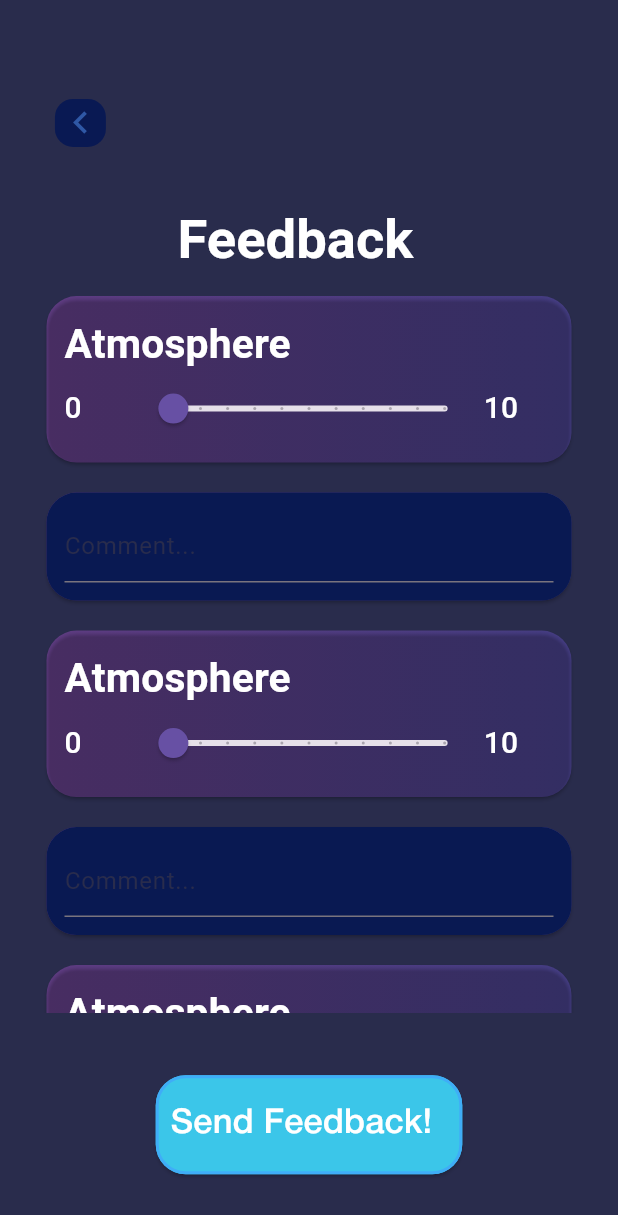
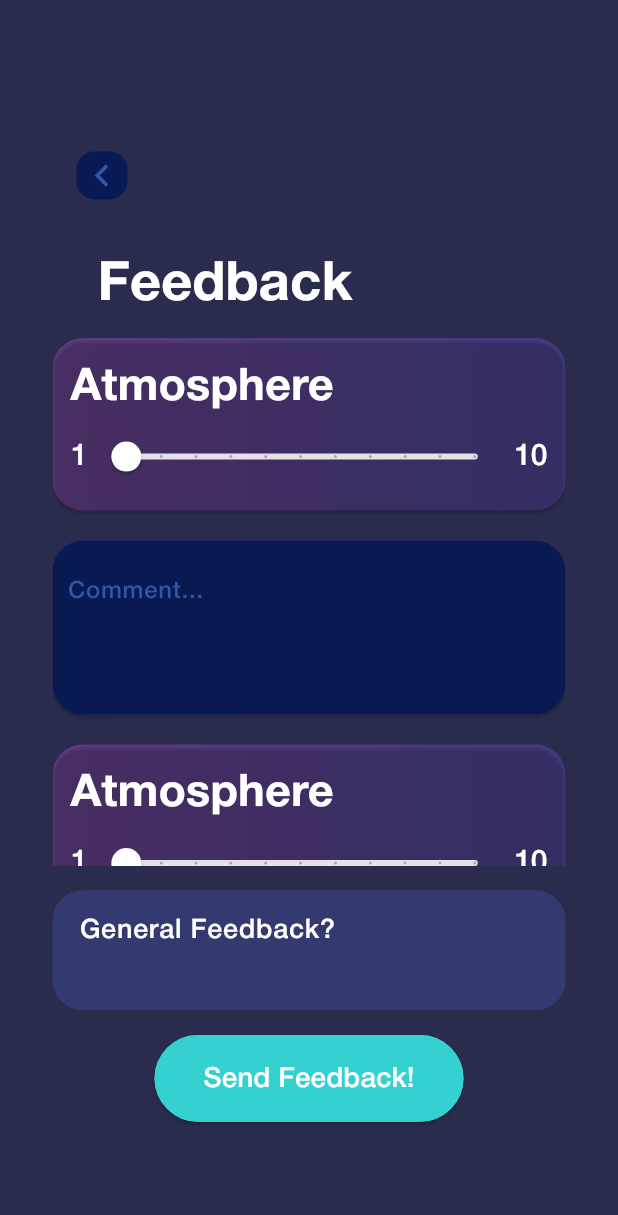
Before and after one commit to sark-khan/barfly_user, a Flutter app: the Feedbackscreen screen opened by its route, on a phone screen of 412 x 824 dp. Shown: the top 1215 px of the screen. Run offline on Flutter 3.47's test engine with Material 3 defaults, Android fonts, the light colour scheme and no system bars; our stand-ins replace dio, flutter_svg, fluttertoast, get, get_storage, google_fonts and 1 more; missing offline and left inert: jwt_decode; accounts and stored records are empty.

Commit message:
feedback screen changes

```diff
--- a/lib/components/Buttons.dart
+++ b/lib/components/Buttons.dart
@@ -1076,7 +1076,7 @@ class TicketDateButton extends StatelessWidget {
                           ),
                           Text(
                             text3,
-                            style: TextStyle(
+                            style: const TextStyle(
                               fontFamily: "Helvetica",
                               color: Colors.white,
                               fontSize: 20,
@@ -1186,33 +1186,40 @@ class _FeedBackButtonState extends State<FeedBackButton> {
                       children: [
                         Text(
                           widget.text,
-                          style: TextStyle(
-                            color: Colors.white,
-                            fontSize: getResponsiveFontSize(
-                                screenWidth, screenHeight, 30),
+                          style: const TextStyle(
+                              color: Colors.white,
+                              fontSize: 30,
                               fontWeight: FontWeight.bold,
-                          ),
+                              fontFamily: 'Helvetica'),
                         ),
                         Row(
-                          children: [
-                            Expanded(
-                              child: Text(
-                                '0',
-                                style: TextStyle(
-                                  color: Colors.white,
-                                  fontSize: 20, // Adjust fontSize as needed
-                                ),
+                          mainAxisAlignment: MainAxisAlignment.start,
+                          crossAxisAlignment: CrossAxisAlignment.center,
+                          children: [
+                            const Text(
+                              '1',
+                              style: TextStyle(
+                                  color: Colors.white,
+                                  fontSize: 20,
+                                  fontFamily:
+                                      'Helvetica' // Adjust fontSize as needed
                                   ),
                             ), // Start label
                             Expanded(
                                 flex: 5,
+                                child: SliderTheme(
+                                  data: const SliderThemeData(
+                                    thumbColor: Colors.white,
+                                    activeTrackColor: Colors.white,
+                                  ),
                                   child: Slider(
                                     value: _currentSliderValue,
                                     min: 0,
                                     max: 10,
                                     divisions:
                                         10, // Adjust divisions for finer granularity
-                                label: _currentSliderValue.round().toString(),
+                                    label:
+                                        _currentSliderValue.round().toString(),
                                     onChanged: (double value) {
                                       setState(() {
                                         _currentSliderValue = value;
@@ -1225,14 +1232,14 @@ class _FeedBackButtonState extends State<FeedBackButton> {
                                       });
                                     },
                                   ),
-                            ),
-                            Expanded(
-                              child: Text(
+                                )),
+                            const Text(
                               '10',
                               style: TextStyle(
                                   color: Colors.white,
-                                  fontSize: 20, // Adjust fontSize as needed
-                                ),
+                                  fontSize: 20,
+                                  fontFamily:
+                                      'Helvetica' // Adjust fontSize as needed
                                   ),
                             ), // End label
                           ],
@@ -1277,9 +1284,13 @@ class FeedBackTextButton extends StatefulWidget {
     this.horizontalPadding = 25.0,
     this.buttonBackgroundColor = AppColors.backgroundColor,
     this.gradient = const LinearGradient(
-      colors: [Color(0xFF623E87), Color(0xFF473F88)],
       begin: Alignment.centerLeft,
       end: Alignment.centerRight,
+      colors: [
+        // Dark Blue
+        Color(0xFF473F88),
+        Color(0xFF623E87), // Blue/Purple
+      ],
     ),
     required this.updateTotalValue,
     this.selectedValue = 0,
@@ -1331,29 +1342,38 @@ class _FeedBackTextButtonState extends State<FeedBackTextButton> {
                       ),
                     )
                   : Padding(
-                    padding: const EdgeInsets.symmetric(
-                        vertical: 10, horizontal: 10),
+                      padding: const EdgeInsets.all(8.0),
                       child: Column(
                         crossAxisAlignment: CrossAxisAlignment.start,
                         mainAxisAlignment: MainAxisAlignment.start,
                         children: [
-                        TextField(
+                          Container(
+                            height: 96,
+                            child: TextField(
+                              maxLines: null,
                               style: const TextStyle(
-                              color: Colors.white), // Set the text color
+                                  color: Colors.white,
+                                  fontFamily: 'Helvetica' // Set the text color
+                                  ),
                               decoration: const InputDecoration(
                                 hintText: 'Comment...',
                                 hintStyle: TextStyle(
-                                color: Color(0xFF292C4C)), // Set the hint color
+                                    color: Color(0xFF2F58A6),
+                                    fontFamily:
+                                        'Helvetica' // Set the hint color
+                                    ),
+                                border:
+                                    InputBorder.none, // Remove the underline
                               ),
                               onChanged: (text) {
                                 widget.updateTotalValue(
                                     _currentSliderValue, 'Param1', 'Param2');
                               },
+                            ),
                           )
                         ],
                       ),
-                  ),
-          ),
+                    )),
         ),
       ),
     );
@@ -1748,7 +1768,7 @@ class TicketQrPickupButton extends StatelessWidget {
                                 Padding(
                                   padding: const EdgeInsets.only(left: 30.0),
                                   child: Container(
-                                    padding: EdgeInsets.symmetric(
+                                    padding: const EdgeInsets.symmetric(
                                         horizontal: 20,
                                         vertical:
                                             2), // Adjust padding as needed
@@ -1765,7 +1785,7 @@ class TicketQrPickupButton extends StatelessWidget {
                                     ),
                                     child: Text(
                                       text1,
-                                      style: TextStyle(
+                                      style: const TextStyle(
                                           color: Colors.white, // Text color
                                           fontSize: 30,
                                           fontWeight: FontWeight.bold,
@@ -1796,7 +1816,7 @@ class TicketQrPickupButton extends StatelessWidget {
                                         ),
                                         child: Text(
                                           text2,
-                                          style: TextStyle(
+                                          style: const TextStyle(
                                               color: Colors.white,
                                               fontSize: 30,
                                               fontWeight: FontWeight.w100,
@@ -1810,7 +1830,7 @@ class TicketQrPickupButton extends StatelessWidget {
                                         child: Text(
                                           text3,
                                           softWrap: true,
-                                          style: TextStyle(
+                                          style: const TextStyle(
                                               color: Colors.white,
                                               fontSize: 30,
                                               fontWeight: FontWeight.w100,
@@ -1847,7 +1867,7 @@ class TicketQrPickupButton extends StatelessWidget {
                                     child: Text(
                                       'Picked up at ${text4}',
                                       softWrap: true,
-                                      style: TextStyle(
+                                      style: const TextStyle(
                                         color: Colors.white,
                                         fontSize: 20,
                                         fontWeight: FontWeight.w100,
@@ -1860,8 +1880,9 @@ class TicketQrPickupButton extends StatelessWidget {
                           ),
                         ),
                         // Button placed on top of the translucent content
-                        Center(
-                          child: Positioned(
+                        Positioned(
+                          top: 210,
+                          left: 72,
                           child: ElevatedButton(
                             onPressed: () {},
                             style: ElevatedButton.styleFrom(
@@ -1904,7 +1925,6 @@ class TicketQrPickupButton extends StatelessWidget {
                             ),
                           ),
                         ),
-                        ),
                       ],
                     )),
         ),
--- a/lib/screens/FeedBackScreen.dart
+++ b/lib/screens/FeedBackScreen.dart
@@ -14,10 +14,10 @@ class Feedbackscreen extends StatelessWidget {
 
     return Scaffold(
       body: Padding(
-        padding: EdgeInsets.symmetric(
-          horizontal: screenWidth * 0.05, // Responsive horizontal padding
-        ),
+        padding: EdgeInsets.all(35.0),
         child: Column(
+          mainAxisAlignment: MainAxisAlignment.start,
+          crossAxisAlignment: CrossAxisAlignment.start,
           children: [
             SizedBox(height: screenHeight * 0.08),
             Row(
@@ -53,7 +53,8 @@ class Feedbackscreen extends StatelessWidget {
               ],
             ),
             SizedBox(height: 40),
-            Center(
+            Container(
+              margin: const EdgeInsets.only(left: 30),
               child: RichText(
                 text: TextSpan(
                   style: TextStyle(
@@ -62,11 +63,10 @@ class Feedbackscreen extends StatelessWidget {
                         getResponsiveFontSize(screenWidth, screenHeight, 40),
                   ),
                   children: [
-                    const TextSpan(
-                      text: "Feedback  ",
+                    TextSpan(
+                      text: "Feedback",
                       style: TextStyle(
-                        fontWeight: FontWeight.bold,
-                      ),
+                          fontWeight: FontWeight.bold, fontFamily: 'Helvetica'),
                     ),
                   ],
                 ),
@@ -78,6 +78,7 @@ class Feedbackscreen extends StatelessWidget {
                 padding: const EdgeInsets.only(bottom: 40),
                 child: Column(
                   crossAxisAlignment: CrossAxisAlignment.start,
+                  mainAxisAlignment: MainAxisAlignment.start,
                   children: [
                     Center(
                       child: Wrap(
@@ -193,7 +194,42 @@ class Feedbackscreen extends StatelessWidget {
                 ),
               ),
             ),
-            SizedBox(height: screenHeight * 0.05),
+            SizedBox(height: screenHeight * 0.02),
+            Center(
+              child: Container(
+                height: 80,
+                width: 350,
+                decoration: BoxDecoration(
+                  color: const Color(
+                      0xFF34396F), // Background color of the text field container
+                  borderRadius: BorderRadius.circular(20.0), // Rounded corners
+                  border: Border.all(
+                    color: Color(0xFF34396F), // Border color
+                    width: 2.0, // Border width
+                  ),
+                ),
+                child: const TextField(
+                  maxLines: null,
+                  style: const TextStyle(
+                    fontSize: 18,
+                    fontFamily: 'Helvetica',
+                    color: Colors.white, // Set the text color
+                  ),
+                  decoration: const InputDecoration(
+                    hintText: 'General Feedback?',
+                    hintStyle: TextStyle(
+                      fontFamily: 'Helvetica',
+                      color: Colors.white, // Set the hint color
+                    ),
+                    border: InputBorder.none, // Remove the underline
+                    contentPadding: EdgeInsets.symmetric(
+                        horizontal: 16.0,
+                        vertical: 12.0), // Padding inside the text field
+                  ),
+                ),
+              ),
+            ),
+            SizedBox(height: screenHeight * 0.02),
             Center(
               child: SizedBox(
                 width: screenWidth * 0.5, // Adjust width as needed
@@ -203,30 +239,36 @@ class Feedbackscreen extends StatelessWidget {
                     style: ElevatedButton.styleFrom(
                       padding: EdgeInsets.symmetric(
                           vertical: screenHeight * 0.02), // Responsive padding
-                      backgroundColor: Color.fromARGB(255, 59, 198, 233),
+                      backgroundColor: Color(0xFF35D1D1),
                       shape: RoundedRectangleBorder(
-                        borderRadius: BorderRadius.circular(20),
-                        side: BorderSide(
-                            color: Color.fromARGB(255, 63, 173, 247), width: 2),
+                        borderRadius: BorderRadius.circular(50),
+                        side: const BorderSide(
+                            color: Color(0xFF35D1D1), width: 2),
                       ),
                     ),
-                    child: const Padding(
-                      padding: EdgeInsets.symmetric(horizontal: 10),
+                    child: Padding(
+                      padding: const EdgeInsets.symmetric(horizontal: 10),
                       child: FittedBox(
                         fit: BoxFit.scaleDown,
                         child: Row(
-                          mainAxisSize: MainAxisSize.min,
+                          mainAxisAlignment: MainAxisAlignment.start,
+                          crossAxisAlignment: CrossAxisAlignment.center,
                           children: [
-                            Text(
-                              'Send Feedback!',
-                              style: TextStyle(
-                                fontFamily: "Helvetica",
-                                color: Colors.white,
-                                fontSize: 23,
-                                fontWeight: FontWeight.w500,
+                            Container(
+                              height: 40,
+                              width: 300,
+                              child: const Center(
+                                child: Text(
+                                  'Send Feedback!',
+                                  style: TextStyle(
+                                    fontFamily: "Helvetica",
+                                    color: Colors.white,
+                                    fontSize: 30,
+                                    fontWeight: FontWeight.w500,
+                                  ),
+                                ),
                               ),
                             ),
-                            SizedBox(width: 10),
                           ],
                         ),
                       ),
```
Lines whose indentation alone changed are shown as unchanged.
